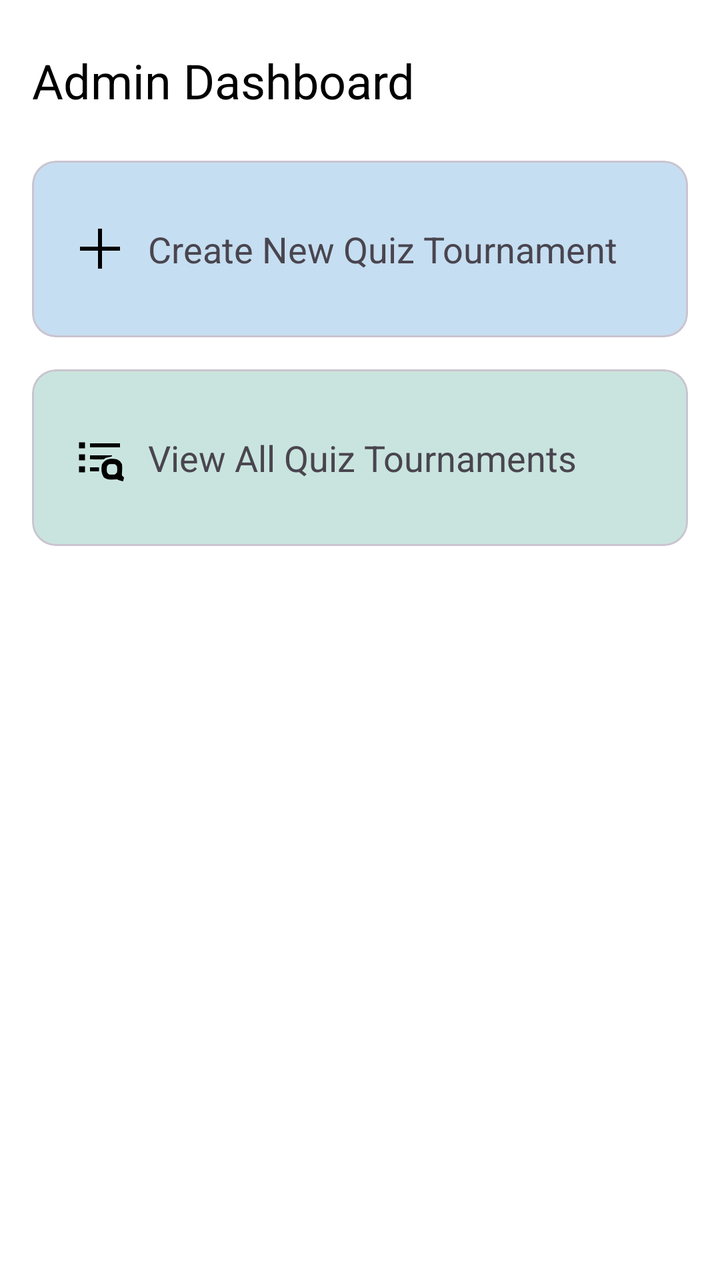
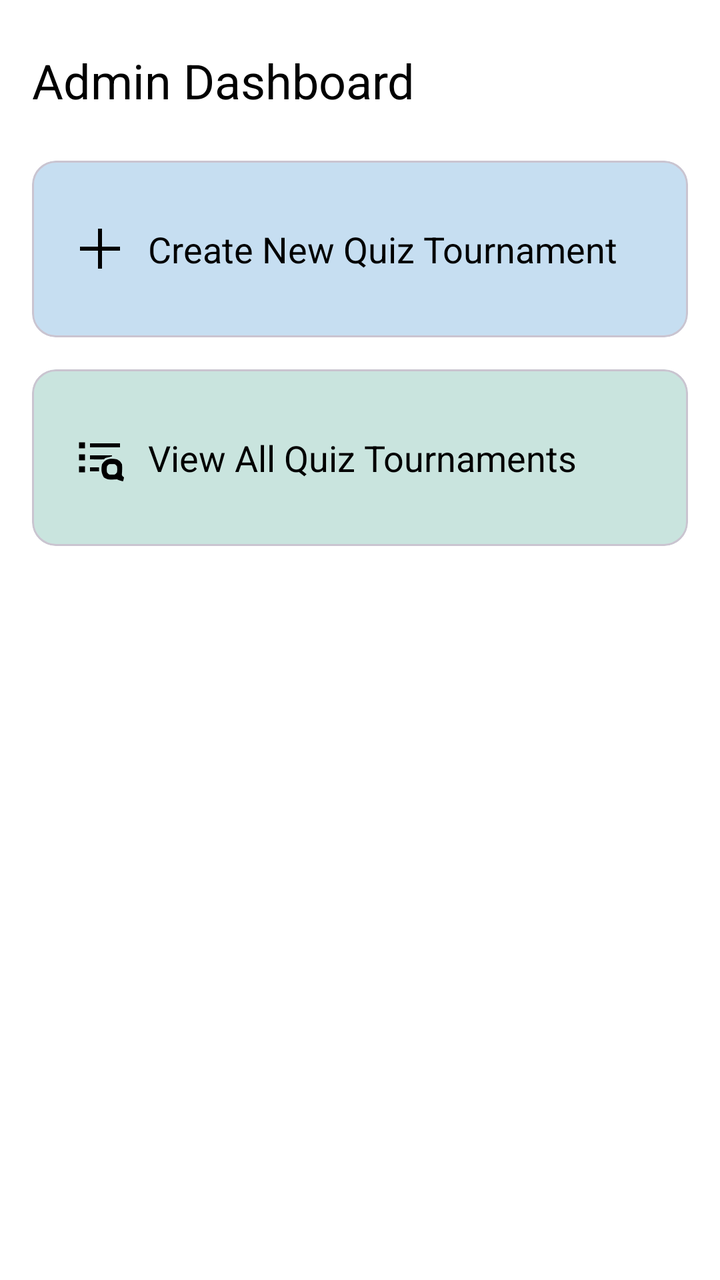

An Android layout rendered at two revisions. The XML below is the earlier revision; the diff shows what the commit changed to produce the second picture.
<!-- AndroidManifest.xml: application theme Theme.Mobile_Ass2_Task2 -->
<!-- res/layout/activity_admin_dashboard.xml -->
<?xml version="1.0" encoding="utf-8"?>
<LinearLayout xmlns:android="http://schemas.android.com/apk/res/android"
    xmlns:app="http://schemas.android.com/apk/res-auto"
    xmlns:tools="http://schemas.android.com/tools"
    android:id="@+id/main"
    android:layout_width="match_parent"
    android:layout_height="match_parent"
    tools:context=".Admin.AdminDashboard"
    android:orientation="vertical"
    android:gravity="center_horizontal"
    android:background="@color/white">

    <TextView
        android:layout_width="match_parent"
        android:layout_height="wrap_content"
        android:text="Admin Dashboard"
        android:textSize="24sp"
        android:textColor="@color/black"
        android:layout_marginTop="24sp"
        android:layout_marginBottom="24sp"
        android:layout_marginHorizontal="16sp"
    />
    <com.google.android.material.card.MaterialCardView
        android:id="@+id/crdCreateNewQuiz"
        android:layout_width="match_parent"
        android:layout_height="wrap_content"
        android:layout_marginHorizontal="16sp"
        android:layout_marginBottom="16sp"
        android:backgroundTint="@color/lightBlue"
        android:clickable="true"
        android:focusable="true"
        >
        <LinearLayout
            android:layout_width="wrap_content"
            android:layout_height="wrap_content"
            android:orientation="horizontal"
            android:gravity="center_vertical"
            android:layout_marginLeft="10sp"
            android:layout_marginVertical="16sp"
            >
            <ImageView
                android:layout_width="wrap_content"
                android:layout_height="wrap_content"
                android:scaleType="fitCenter"
                android:src="@drawable/icons8_plus_48"
                android:scaleX="0.5"
                android:scaleY="0.5"
                />
            <TextView
                android:layout_width="wrap_content"
                android:layout_height="wrap_content"
                android:text="Create New Quiz Tournament"
                android:textSize="18sp"
                android:layout_marginVertical="16sp"
                />
        </LinearLayout>
    </com.google.android.material.card.MaterialCardView>

    <com.google.android.material.card.MaterialCardView
        android:id="@+id/crdViewAllQuizzes"
        android:layout_width="match_parent"
        android:layout_height="wrap_content"
        android:layout_marginHorizontal="16sp"
        android:backgroundTint="@color/lightGreen"
        android:clickable="true"
        android:focusable="true"
        >
        <LinearLayout
            android:layout_width="wrap_content"
            android:layout_height="wrap_content"
            android:orientation="horizontal"
            android:gravity="center_vertical"
            android:layout_marginLeft="10sp"
            android:layout_marginVertical="16sp"
            >
            <ImageView
                android:layout_width="wrap_content"
                android:layout_height="wrap_content"
                android:scaleType="fitCenter"
                android:src="@drawable/icons8_search_in_list_48"
                android:scaleX="0.5"
                android:scaleY="0.5"
                />
            <TextView
                android:layout_width="wrap_content"
                android:layout_height="wrap_content"
                android:text="View All Quiz Tournaments"
                android:textSize="18sp"
                android:layout_marginVertical="16sp"
                />
        </LinearLayout>
    </com.google.android.material.card.MaterialCardView>

</LinearLayout>
<!-- resources referenced by this layout -->
<resources>
  <color name="black">#FF000000</color>
  <color name="lightBlue">#C6DEF1</color>
  <color name="lightGreen">#C9E4DE</color>
  <color name="white">#FFFFFFFF</color>
  <!-- drawable icons8_plus_48 (drawable) -->
  <vector xmlns:android="http://schemas.android.com/apk/res/android"
      android:width="48dp"
      android:height="48dp"
      android:viewportWidth="48"
      android:viewportHeight="48">
    <path
        android:pathData="M22,4C23.32,4 24.64,4 26,4C26,9.94 26,15.88 26,22C31.94,22 37.88,22 44,22C44,23.32 44,24.64 44,26C38.06,26 32.12,26 26,26C26,31.94 26,37.88 26,44C24.68,44 23.36,44 22,44C22,38.06 22,32.12 22,26C16.06,26 10.12,26 4,26C4,24.68 4,23.36 4,22C9.94,22 15.88,22 22,22C22,16.06 22,10.12 22,4Z"
        android:fillColor="#000000"/>
  </vector>
  <!-- drawable icons8_search_in_list_48 (drawable) -->
  <vector xmlns:android="http://schemas.android.com/apk/res/android"
      android:width="48dp"
      android:height="48dp"
      android:viewportWidth="48"
      android:viewportHeight="48">
    <path
        android:pathData="M41,26C44.12,27.81 44.12,27.81 46,31C46.24,33.91 46.19,36.66 45.98,39.57C45.72,42.19 45.72,42.19 48,44C47.62,46.12 47.62,46.12 47,48C44.83,47.49 43,47 41,46C39.39,46.06 37.79,46.14 36.19,46.25C32.44,46.26 31.19,46.12 27.88,44.12C25.22,39.71 25.01,36.03 26,31C29.56,25.07 34.65,24.76 41,26ZM31,33C30.67,36 30.67,36 31,39C32.89,41.32 32.89,41.32 36,41.25C39.11,41.32 39.11,41.32 41,39C41.33,36 41.33,36 41,33C39.11,30.68 39.11,30.68 36,30.75C32.89,30.68 32.89,30.68 31,33Z"
        android:fillColor="#000000"/>
    <path
        android:pathData="M14,10C23.9,10 33.8,10 44,10C44,11.32 44,12.64 44,14C34.1,14 24.2,14 14,14C14,12.68 14,11.36 14,10Z"
        android:fillColor="#000000"/>
    <path
        android:pathData="M14,22C21.26,22 28.52,22 36,22C36,22.33 36,22.66 36,23C34.3,23.46 34.3,23.46 32.56,23.94C29.21,24.63 29.21,24.63 28,26C25.65,26.07 23.29,26.08 20.94,26.06C19.65,26.05 18.36,26.04 17.03,26.04C16.03,26.02 15.03,26.01 14,26C14,24.68 14,23.36 14,22Z"
        android:fillColor="#000000"/>
    <path
        android:pathData="M14,34C16.97,34 19.94,34 23,34C23,35.32 23,36.64 23,38C20.03,38 17.06,38 14,38C14,36.68 14,35.36 14,34Z"
        android:fillColor="#000000"/>
    <path
        android:pathData="M3,33C4.98,33 6.96,33 9,33C9,34.98 9,36.96 9,39C7.02,39 5.04,39 3,39C3,37.02 3,35.04 3,33Z"
        android:fillColor="#000000"/>
    <path
        android:pathData="M3,21C4.98,21 6.96,21 9,21C9,22.98 9,24.96 9,27C7.02,27 5.04,27 3,27C3,25.02 3,23.04 3,21Z"
        android:fillColor="#000000"/>
    <path
        android:pathData="M3,9C4.98,9 6.96,9 9,9C9,10.98 9,12.96 9,15C7.02,15 5.04,15 3,15C3,13.02 3,11.04 3,9Z"
        android:fillColor="#000000"/>
  </vector>
  <style name="Theme.Mobile_Ass2_Task2" parent="Base.Theme.Mobile_Ass2_Task2" />
  <style name="Base.Theme.Mobile_Ass2_Task2" parent="Theme.Material3.DayNight.NoActionBar">
          
          
      </style>
</resources>

<!-- the commit's change to res/layout/activity_admin_dashboard.xml (unified diff, before → after) -->
@@ -51,6 +51,7 @@
                 android:layout_height="wrap_content"
                 android:text="Create New Quiz Tournament"
                 android:textSize="18sp"
+                android:textColor="@color/black"
                 android:layout_marginVertical="16sp"
                 />
         </LinearLayout>
@@ -86,6 +87,7 @@
                 android:layout_height="wrap_content"
                 android:text="View All Quiz Tournaments"
                 android:textSize="18sp"
+                android:textColor="@color/black"
                 android:layout_marginVertical="16sp"
                 />
         </LinearLayout>
